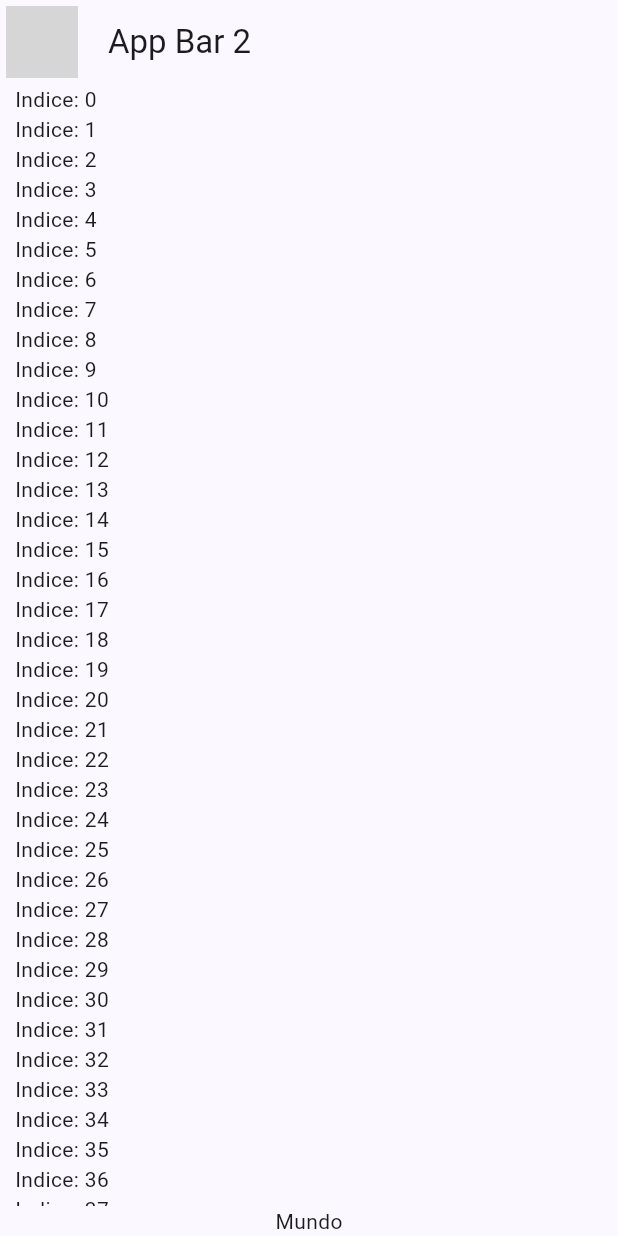
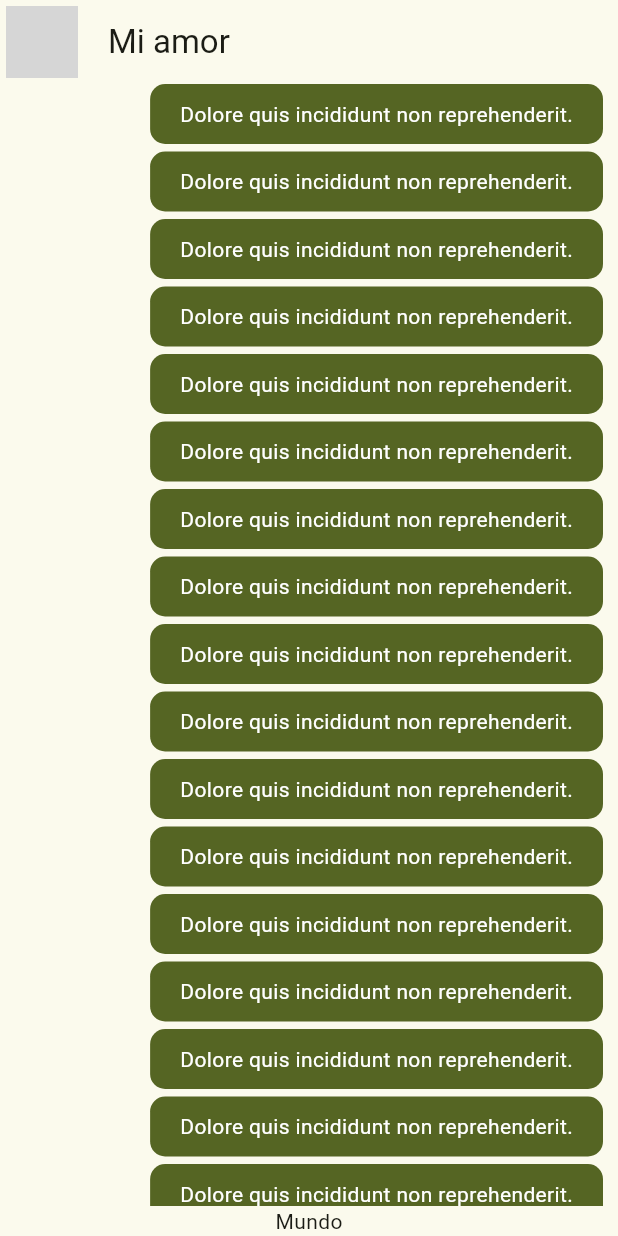
Before and after one commit to luyisimiger/flutter_movil_de_cero_a_experto, a Flutter app: the screen it shows after launch, on a phone screen of 412 x 824 dp. Run offline on Flutter 3.47's test engine with Material 3 defaults, Android fonts, the phone set to English and light mode, and no system bars; network calls fail; grey boxes are pictures that could not be loaded.

Commit message:
feat: Mis Mensajes - Burbuja de chat

```diff
--- a/yes_no_app/lib/main.dart
+++ b/yes_no_app/lib/main.dart
@@ -1,6 +1,6 @@
 import 'package:flutter/material.dart';
 import 'package:yes_no_app/config/theme/app_theme.dart';
-import 'package:yes_no_app/presentation/chat/chat_screen.dart';
+import 'package:yes_no_app/presentation/screens/chat/chat_screen.dart';
 
 void main() => runApp(const MyApp());
 
@@ -11,7 +11,7 @@ class MyApp extends StatelessWidget {
   Widget build(BuildContext context) {
     return MaterialApp(
       title: 'Yes No App',
-      theme: Apptheme(selColor: 6).theme(),
+      theme: Apptheme(selColor: 0).theme(),
       home: ChatScreen()
     );
   }
--- a/yes_no_app/lib/presentation/chat/chat_screen.dart
+++ b/yes_no_app/lib/presentation/screens/chat/chat_screen.dart
@@ -1,4 +1,5 @@
 import 'package:flutter/material.dart';
+import 'package:yes_no_app/presentation/widgets/chat/message_bubble.dart';
 
 class ChatScreen extends StatelessWidget {
   const ChatScreen({super.key});
@@ -16,7 +17,7 @@ class ChatScreen extends StatelessWidget {
             ),
           )
         ),
-        title: Text("App Bar 2"),
+        title: Text("Mi amor"),
       ),
       body: _ChatView(),
     );
@@ -36,7 +37,7 @@ class _ChatView extends StatelessWidget {
               child: ListView.builder(
                 itemCount: 100,
                 itemBuilder: (context, index) {
-                  return Text("Indice: $index");
+                  return const MessageBubble();
                 },
               )
             ),
--- /dev/null
+++ b/yes_no_app/lib/presentation/widgets/chat/message_bubble.dart
@@ -0,0 +1,34 @@
+import 'package:flutter/material.dart';
+
+class MessageBubble extends StatelessWidget {
+
+  const MessageBubble({super.key});
+
+  @override
+  Widget build(BuildContext context) {
+
+    final colors = Theme.of(context).colorScheme;
+
+    return Column(
+      crossAxisAlignment: CrossAxisAlignment.end,
+      children: [
+        Container(
+          decoration: BoxDecoration(
+            color: colors.primary,
+            borderRadius: BorderRadius.circular(10)
+          ),
+          child: Padding(
+            padding: const EdgeInsets.symmetric(horizontal: 20, vertical: 10),
+            child: Text(
+              "Dolore quis incididunt non reprehenderit."
+              , style: TextStyle(
+                color: Colors.white
+              ),
+            ),
+          ),
+        ),
+        SizedBox(height: 5)
+      ],
+    );
+  }
+}
```
Also changed, not shown: 2 other files.
